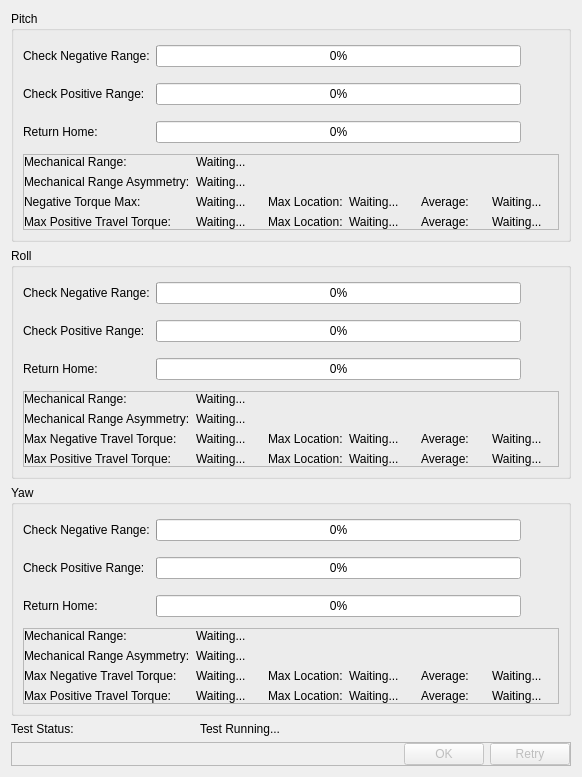
Gussy/solo-gimbal, file Tools/3DRGimbalFactoryApplication/3DRGimbalFactoryApplication/axis_range_test_dialog.ui: the form before one commit.
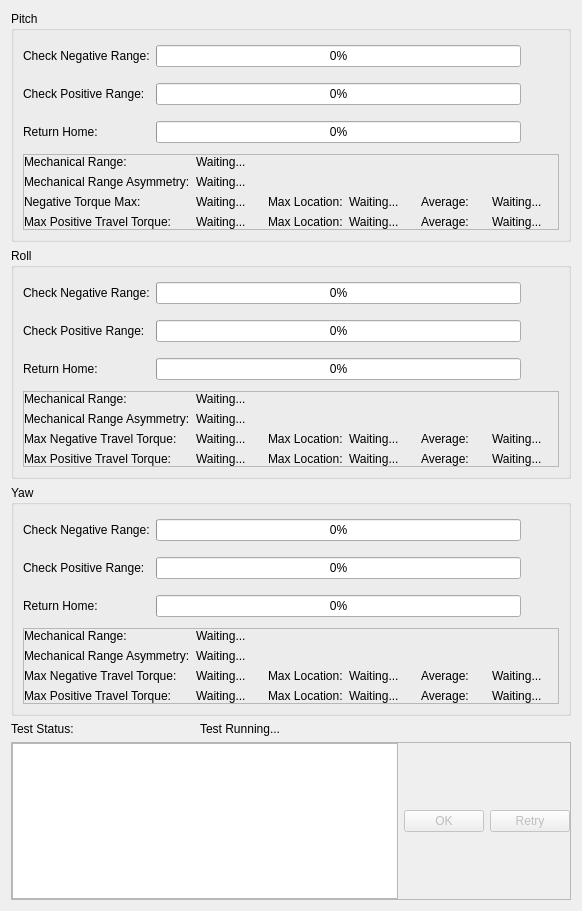
The form after the commit. Icons and pictures are not drawn.

Commit message: Rachel attempt at exporting numbers for copy/paste

```diff
--- a/Tools/3DRGimbalFactoryApplication/3DRGimbalFactoryApplication/axis_range_test_dialog.ui
+++ b/Tools/3DRGimbalFactoryApplication/3DRGimbalFactoryApplication/axis_range_test_dialog.ui
@@ -7,7 +7,7 @@
     <x>0</x>
     <y>0</y>
     <width>582</width>
-    <height>748</height>
+    <height>911</height>
    </rect>
   </property>
   <property name="sizePolicy">
@@ -30,7 +30,7 @@
      </property>
     </widget>
    </item>
-   <item row="11" column="0" colspan="3">
+   <item row="12" column="0" colspan="3">
     <widget class="QFrame" name="buttonsFrame">
      <property name="frameShape">
       <enum>QFrame::StyledPanel</enum>
@@ -52,17 +52,11 @@
        <number>0</number>
       </property>
       <item>
-       <spacer name="horizontalSpacer">
-        <property name="orientation">
-         <enum>Qt::Horizontal</enum>
+       <widget class="QTextEdit" name="textEdit">
+        <property name="readOnly">
+         <bool>true</bool>
         </property>
-        <property name="sizeHint" stdset="0">
-         <size>
-          <width>40</width>
-          <height>20</height>
-         </size>
-        </property>
-       </spacer>
+       </widget>
       </item>
       <item>
        <widget class="QPushButton" name="okButton">
```
The commit also changes 2 other files.
